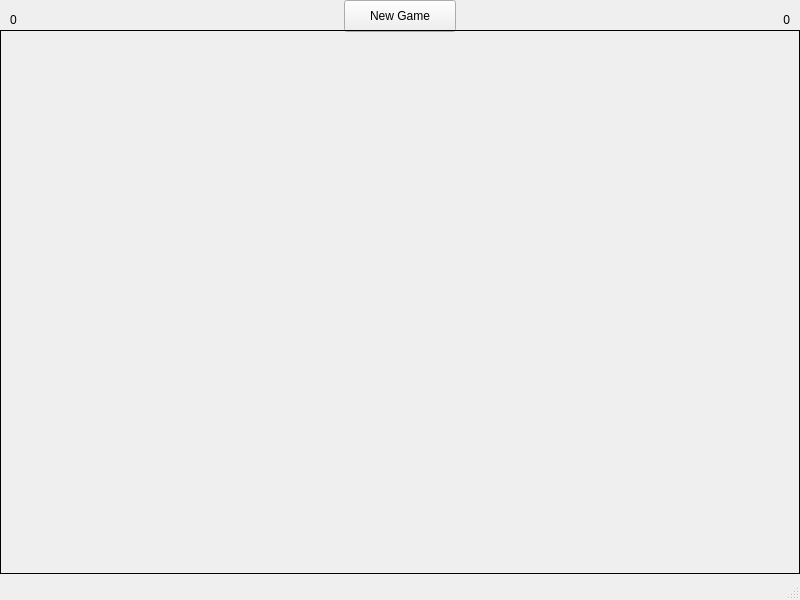
Before: the Qt Designer form src/ui/mainwindow.ui in tesselates/OctaPong, drawn with Qt 5.
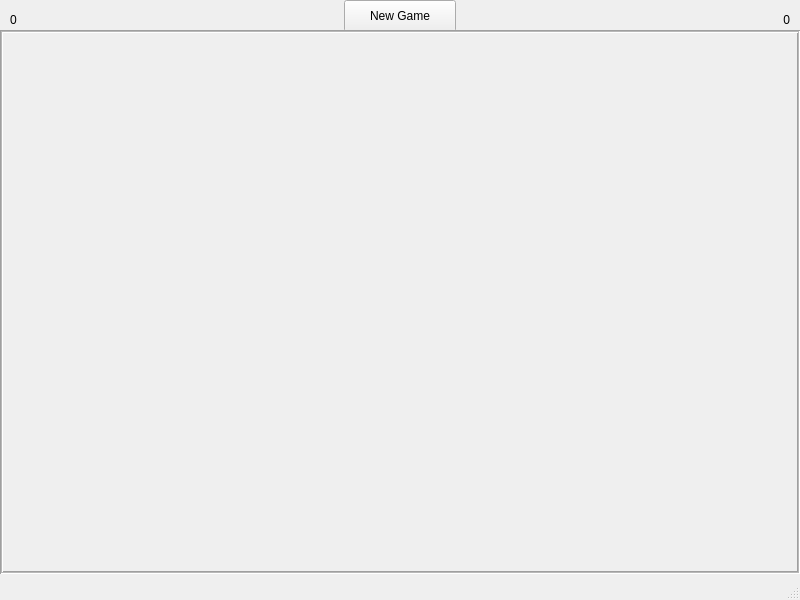
After: the same form once the commit is applied.

Diff of the .ui file:
```diff
--- a/src/ui/mainwindow.ui
+++ b/src/ui/mainwindow.ui
@@ -51,6 +51,12 @@
     <property name="frameShape">
      <enum>QFrame::Box</enum>
     </property>
+    <property name="frameShadow">
+     <enum>QFrame::Sunken</enum>
+    </property>
+    <property name="midLineWidth">
+     <number>1</number>
+    </property>
     <layout class="QVBoxLayout" name="verticalLayout">
      <item>
       <widget class="QWidget" name="widget" native="true"/>
```
